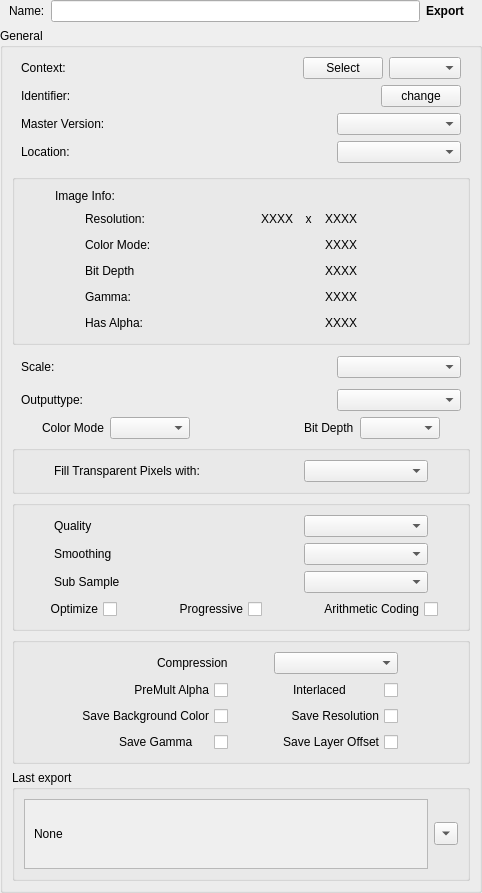
First picture: the form in Gimp/Scripts/StateUserInterfaces/Gimp_Export.ui, repository AltaArts/Gimp_Integration--Prism-Plugin, before the edit.
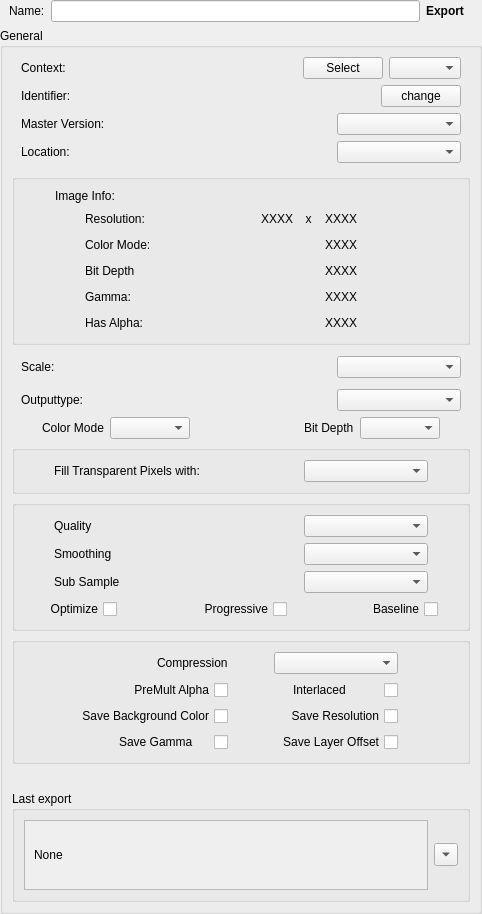
Second picture: the form after the edit.

Diff of the .ui file:
```diff
--- a/Gimp/Scripts/StateUserInterfaces/Gimp_Export.ui
+++ b/Gimp/Scripts/StateUserInterfaces/Gimp_Export.ui
@@ -7,7 +7,7 @@
     <x>0</x>
     <y>0</y>
     <width>482</width>
-    <height>886</height>
+    <height>914</height>
    </rect>
   </property>
   <property name="windowTitle">
@@ -994,7 +994,7 @@
               <enum>Qt::RightToLeft</enum>
              </property>
              <property name="text">
-              <string>Arithmetic Coding</string>
+              <string>Baseline</string>
              </property>
             </widget>
            </item>
```
Left out of the diff: 2 changed lines with no effect on the pictures.
